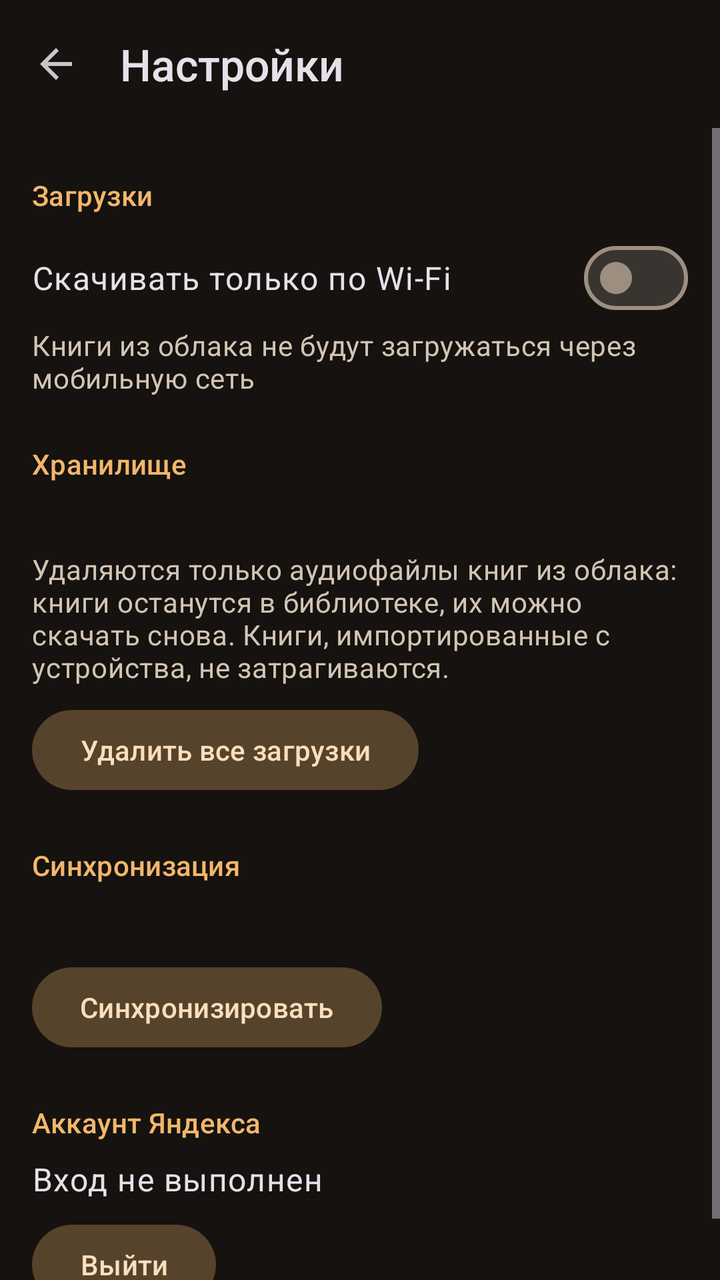
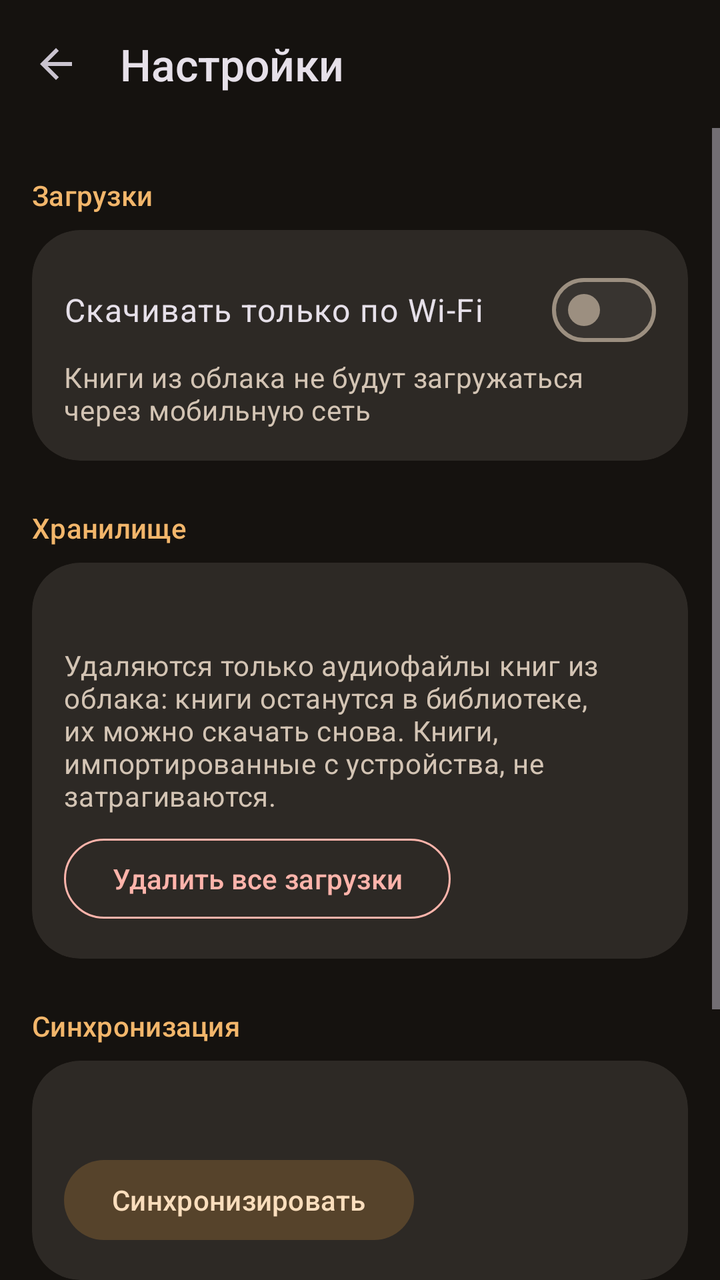

The first picture is an Android layout as it rendered before a commit; the second is the same layout after the commit. The layout source and the unified diff follow.
<!-- AndroidManifest.xml: application theme Theme.AudioBookPlayer -->
<!-- res/layout/activity_settings.xml -->
<?xml version="1.0" encoding="utf-8"?>
<LinearLayout xmlns:android="http://schemas.android.com/apk/res/android"
    xmlns:app="http://schemas.android.com/apk/res-auto"
    xmlns:tools="http://schemas.android.com/tools"
    android:layout_width="match_parent"
    android:layout_height="match_parent"
    android:orientation="vertical">

    <com.google.android.material.appbar.MaterialToolbar
        android:id="@+id/toolbar"
        android:layout_width="match_parent"
        android:layout_height="?attr/actionBarSize"
        app:navigationContentDescription="@string/book_back"
        app:navigationIcon="@drawable/ic_arrow_back"
        app:title="@string/settings_title" />

    <ScrollView
        android:layout_width="match_parent"
        android:layout_height="0dp"
        android:layout_weight="1">

        <LinearLayout
            android:layout_width="match_parent"
            android:layout_height="wrap_content"
            android:orientation="vertical"
            android:paddingHorizontal="16dp"
            android:paddingBottom="16dp">

            <TextView
                style="@style/SettingsSection"
                android:accessibilityHeading="true"
                android:text="@string/settings_downloads"
                tools:targetApi="p" />

            <com.google.android.material.materialswitch.MaterialSwitch
                android:id="@+id/wifiOnly"
                android:layout_width="match_parent"
                android:layout_height="wrap_content"
                android:minHeight="48dp"
                android:text="@string/settings_wifi_only"
                android:textAppearance="?attr/textAppearanceBodyLarge" />

            <TextView
                android:layout_width="match_parent"
                android:layout_height="wrap_content"
                android:text="@string/settings_wifi_only_summary"
                android:textAppearance="?attr/textAppearanceBodyMedium"
                android:textColor="?attr/colorOnSurfaceVariant" />

            <TextView
                style="@style/SettingsSection"
                android:accessibilityHeading="true"
                android:text="@string/settings_storage"
                tools:targetApi="p" />

            <TextView
                android:id="@+id/storageUsed"
                android:layout_width="match_parent"
                android:layout_height="wrap_content"
                android:textAppearance="?attr/textAppearanceBodyLarge" />

            <TextView
                android:layout_width="match_parent"
                android:layout_height="wrap_content"
                android:layout_marginTop="4dp"
                android:text="@string/settings_storage_hint"
                android:textAppearance="?attr/textAppearanceBodyMedium"
                android:textColor="?attr/colorOnSurfaceVariant" />

            <com.google.android.material.button.MaterialButton
                android:id="@+id/removeDownloads"
                style="@style/Widget.Material3.Button.TonalButton"
                android:layout_width="wrap_content"
                android:layout_height="wrap_content"
                android:layout_marginTop="8dp"
                android:text="@string/settings_remove_downloads" />

            <TextView
                style="@style/SettingsSection"
                android:accessibilityHeading="true"
                android:text="@string/settings_sync"
                tools:targetApi="p" />

            <TextView
                android:id="@+id/lastSync"
                android:layout_width="match_parent"
                android:layout_height="wrap_content"
                android:textAppearance="?attr/textAppearanceBodyLarge" />

            <com.google.android.material.button.MaterialButton
                android:id="@+id/syncNow"
                style="@style/Widget.Material3.Button.TonalButton"
                android:layout_width="wrap_content"
                android:layout_height="wrap_content"
                android:layout_marginTop="8dp"
                android:text="@string/settings_sync_now" />

            <TextView
                style="@style/SettingsSection"
                android:accessibilityHeading="true"
                android:text="@string/settings_account"
                tools:targetApi="p" />

            <TextView
                android:id="@+id/account"
                android:layout_width="match_parent"
                android:layout_height="wrap_content"
                android:text="@string/settings_account_signed_out"
                android:textAppearance="?attr/textAppearanceBodyLarge" />

            <com.google.android.material.button.MaterialButton
                android:id="@+id/signOut"
                style="@style/Widget.Material3.Button.TonalButton"
                android:layout_width="wrap_content"
                android:layout_height="wrap_content"
                android:layout_marginTop="8dp"
                android:text="@string/settings_sign_out" />
        </LinearLayout>
    </ScrollView>
</LinearLayout>
<!-- resources referenced by this layout -->
<resources>
  <string name="book_back">Назад</string>
  <string name="settings_account">Аккаунт Яндекса</string>
  <string name="settings_account_signed_out">Вход не выполнен</string>
  <string name="settings_downloads">Загрузки</string>
  <string name="settings_remove_downloads">Удалить все загрузки</string>
  <string name="settings_sign_out">Выйти</string>
  <string name="settings_storage">Хранилище</string>
  <string name="settings_storage_hint">Удаляются только аудиофайлы книг из облака: книги останутся в библиотеке, их можно скачать снова. Книги, импортированные с устройства, не затрагиваются.</string>
  <string name="settings_sync">Синхронизация</string>
  <string name="settings_sync_now">Синхронизировать</string>
  <string name="settings_title">Настройки</string>
  <string name="settings_wifi_only">Скачивать только по Wi-Fi</string>
  <string name="settings_wifi_only_summary">Книги из облака не будут загружаться через мобильную сеть</string>
  <dimen name="space_24">24dp</dimen>
  <dimen name="space_8">8dp</dimen>
  <color name="abl_primary">#F2B66B</color>
  <color name="abl_on_primary">#412A00</color>
  <color name="abl_primary_container">#5E4010</color>
  <color name="abl_on_primary_container">#FFDDB0</color>
  <color name="abl_secondary">#DDC3A3</color>
  <color name="abl_on_secondary">#3E2D16</color>
  <color name="abl_secondary_container">#56432B</color>
  <color name="abl_on_secondary_container">#FADEBD</color>
  <color name="abl_tertiary">#B3CFA3</color>
  <color name="abl_on_tertiary">#1F3716</color>
  <color name="abl_tertiary_container">#364E2B</color>
  <color name="abl_on_tertiary_container">#CFEBBD</color>
  <color name="abl_error">#FFB4AB</color>
  <color name="abl_on_error">#690005</color>
  <color name="abl_error_container">#93000A</color>
  <color name="abl_on_error_container">#FFDAD6</color>
  <color name="abl_surface">#15120F</color>
  <color name="abl_on_surface">#EAE1D9</color>
  <color name="abl_surface_container_highest">#383430</color>
  <color name="abl_on_surface_variant">#D3C4B4</color>
  <color name="abl_surface_dim">#15120F</color>
  <color name="abl_surface_bright">#3C3834</color>
  <color name="abl_surface_container_lowest">#100D0A</color>
  <color name="abl_surface_container_low">#1E1B17</color>
  <color name="abl_surface_container">#221F1B</color>
  <color name="abl_surface_container_high">#2D2925</color>
  <color name="abl_outline">#9C8F80</color>
  <color name="abl_outline_variant">#4F4539</color>
  <style name="ShapeAppearance.Abl.Small" parent="">
          <item name="cornerFamily">rounded</item>
          <item name="cornerSize">@dimen/radius_small</item>
      </style>
  <style name="ShapeAppearance.Abl.Medium" parent="">
          <item name="cornerFamily">rounded</item>
          <item name="cornerSize">@dimen/radius_medium</item>
      </style>
  <style name="ShapeAppearance.Abl.Large" parent="">
          <item name="cornerFamily">rounded</item>
          <item name="cornerSize">@dimen/radius_large</item>
      </style>
  <style name="TextAppearance.Abl.TitleLarge" parent="TextAppearance.Material3.TitleLarge">
          <item name="fontFamily">sans-serif-medium</item>
          <item name="android:fontFamily">sans-serif-medium</item>
      </style>
  <dimen name="radius_small">12dp</dimen>
  <dimen name="radius_medium">16dp</dimen>
  <dimen name="radius_large">24dp</dimen>
  <!-- unchanged entries left out for length: 5 -->
</resources>

<!-- the commit's change to res/layout/activity_settings.xml (unified diff, before → after) -->
@@ -32,20 +32,33 @@
                 android:text="@string/settings_downloads"
                 tools:targetApi="p" />
 
-            <com.google.android.material.materialswitch.MaterialSwitch
-                android:id="@+id/wifiOnly"
+            <com.google.android.material.card.MaterialCardView
+                style="@style/Widget.Abl.Card"
                 android:layout_width="match_parent"
-                android:layout_height="wrap_content"
-                android:minHeight="48dp"
-                android:text="@string/settings_wifi_only"
-                android:textAppearance="?attr/textAppearanceBodyLarge" />
+                android:layout_height="wrap_content">
 
-            <TextView
-                android:layout_width="match_parent"
-                android:layout_height="wrap_content"
-                android:text="@string/settings_wifi_only_summary"
-                android:textAppearance="?attr/textAppearanceBodyMedium"
-                android:textColor="?attr/colorOnSurfaceVariant" />
+                <LinearLayout
+                    android:layout_width="match_parent"
+                    android:layout_height="wrap_content"
+                    android:orientation="vertical"
+                    android:padding="16dp">
+
+                    <com.google.android.material.materialswitch.MaterialSwitch
+                        android:id="@+id/wifiOnly"
+                        android:layout_width="match_parent"
+                        android:layout_height="wrap_content"
+                        android:minHeight="48dp"
+                        android:text="@string/settings_wifi_only"
+                        android:textAppearance="?attr/textAppearanceBodyLarge" />
+
+                    <TextView
+                        android:layout_width="match_parent"
+                        android:layout_height="wrap_content"
+                        android:text="@string/settings_wifi_only_summary"
+                        android:textAppearance="?attr/textAppearanceBodyMedium"
+                        android:textColor="?attr/colorOnSurfaceVariant" />
+                </LinearLayout>
+            </com.google.android.material.card.MaterialCardView>
 
             <TextView
                 style="@style/SettingsSection"
@@ -53,27 +66,40 @@
                 android:text="@string/settings_storage"
                 tools:targetApi="p" />
 
-            <TextView
-                android:id="@+id/storageUsed"
+            <com.google.android.material.card.MaterialCardView
+                style="@style/Widget.Abl.Card"
                 android:layout_width="match_parent"
-                android:layout_height="wrap_content"
-                android:textAppearance="?attr/textAppearanceBodyLarge" />
+                android:layout_height="wrap_content">
 
-            <TextView
-                android:layout_width="match_parent"
-                android:layout_height="wrap_content"
-                android:layout_marginTop="4dp"
-                android:text="@string/settings_storage_hint"
-                android:textAppearance="?attr/textAppearanceBodyMedium"
-                android:textColor="?attr/colorOnSurfaceVariant" />
+                <LinearLayout
+                    android:layout_width="match_parent"
+                    android:layout_height="wrap_content"
+                    android:orientation="vertical"
+                    android:padding="16dp">
 
-            <com.google.android.material.button.MaterialButton
-                android:id="@+id/removeDownloads"
-                style="@style/Widget.Material3.Button.TonalButton"
-                android:layout_width="wrap_content"
-                android:layout_height="wrap_content"
-                android:layout_marginTop="8dp"
-                android:text="@string/settings_remove_downloads" />
+                    <TextView
+                        android:id="@+id/storageUsed"
+                        android:layout_width="match_parent"
+                        android:layout_height="wrap_content"
+                        android:textAppearance="?attr/textAppearanceBodyLarge" />
+
+                    <TextView
+                        android:layout_width="match_parent"
+                        android:layout_height="wrap_content"
+                        android:layout_marginTop="4dp"
+                        android:text="@string/settings_storage_hint"
+                        android:textAppearance="?attr/textAppearanceBodyMedium"
+                        android:textColor="?attr/colorOnSurfaceVariant" />
+
+                    <com.google.android.material.button.MaterialButton
+                        android:id="@+id/removeDownloads"
+                        style="@style/Widget.Abl.Button.Danger"
+                        android:layout_width="wrap_content"
+                        android:layout_height="wrap_content"
+                        android:layout_marginTop="8dp"
+                        android:text="@string/settings_remove_downloads" />
+                </LinearLayout>
+            </com.google.android.material.card.MaterialCardView>
 
             <TextView
                 style="@style/SettingsSection"
@@ -81,19 +107,32 @@
                 android:text="@string/settings_sync"
                 tools:targetApi="p" />
 
-            <TextView
-                android:id="@+id/lastSync"
+            <com.google.android.material.card.MaterialCardView
+                style="@style/Widget.Abl.Card"
                 android:layout_width="match_parent"
-                android:layout_height="wrap_content"
-                android:textAppearance="?attr/textAppearanceBodyLarge" />
+                android:layout_height="wrap_content">
 
-            <com.google.android.material.button.MaterialButton
-                android:id="@+id/syncNow"
-                style="@style/Widget.Material3.Button.TonalButton"
-                android:layout_width="wrap_content"
-                android:layout_height="wrap_content"
-                android:layout_marginTop="8dp"
-                android:text="@string/settings_sync_now" />
+                <LinearLayout
+                    android:layout_width="match_parent"
+                    android:layout_height="wrap_content"
+                    android:orientation="vertical"
+                    android:padding="16dp">
+
+                    <TextView
+                        android:id="@+id/lastSync"
+                        android:layout_width="match_parent"
+                        android:layout_height="wrap_content"
+                        android:textAppearance="?attr/textAppearanceBodyLarge" />
+
+                    <com.google.android.material.button.MaterialButton
+                        android:id="@+id/syncNow"
+                        style="@style/Widget.Material3.Button.TonalButton"
+                        android:layout_width="wrap_content"
+                        android:layout_height="wrap_content"
+                        android:layout_marginTop="8dp"
+                        android:text="@string/settings_sync_now" />
+                </LinearLayout>
+            </com.google.android.material.card.MaterialCardView>
 
             <TextView
                 style="@style/SettingsSection"
@@ -101,20 +140,33 @@
                 android:text="@string/settings_account"
                 tools:targetApi="p" />
 
-            <TextView
-                android:id="@+id/account"
+            <com.google.android.material.card.MaterialCardView
+                style="@style/Widget.Abl.Card"
                 android:layout_width="match_parent"
-                android:layout_height="wrap_content"
-                android:text="@string/settings_account_signed_out"
-                android:textAppearance="?attr/textAppearanceBodyLarge" />
+                android:layout_height="wrap_content">
 
-            <com.google.android.material.button.MaterialButton
-                android:id="@+id/signOut"
-                style="@style/Widget.Material3.Button.TonalButton"
-                android:layout_width="wrap_content"
-                android:layout_height="wrap_content"
-                android:layout_marginTop="8dp"
-                android:text="@string/settings_sign_out" />
+                <LinearLayout
+                    android:layout_width="match_parent"
+                    android:layout_height="wrap_content"
+                    android:orientation="vertical"
+                    android:padding="16dp">
+
+                    <TextView
+                        android:id="@+id/account"
+                        android:layout_width="match_parent"
+                        android:layout_height="wrap_content"
+                        android:text="@string/settings_account_signed_out"
+                        android:textAppearance="?attr/textAppearanceBodyLarge" />
+
+                    <com.google.android.material.button.MaterialButton
+                        android:id="@+id/signOut"
+                        style="@style/Widget.Abl.Button.Danger"
+                        android:layout_width="wrap_content"
+                        android:layout_height="wrap_content"
+                        android:layout_marginTop="8dp"
+                        android:text="@string/settings_sign_out" />
+                </LinearLayout>
+            </com.google.android.material.card.MaterialCardView>
         </LinearLayout>
     </ScrollView>
 </LinearLayout>
<!-- resource entries referenced after the edit -->
@@ -13,6 +13,15 @@
   <string name="settings_title">Настройки</string>
   <string name="settings_wifi_only">Скачивать только по Wi-Fi</string>
   <string name="settings_wifi_only_summary">Книги из облака не будут загружаться через мобильную сеть</string>
+  <style name="Widget.Abl.Button.Danger" parent="Widget.Material3.Button.OutlinedButton">
+          <item name="android:textColor">?attr/colorError</item>
+          <item name="strokeColor">?attr/colorError</item>
+          <item name="rippleColor">?attr/colorError</item>
+      </style>
+  <style name="Widget.Abl.Card" parent="Widget.Material3.CardView.Filled">
+          <item name="cardBackgroundColor">?attr/colorSurfaceContainerHigh</item>
+          <item name="shapeAppearance">?attr/shapeAppearanceCornerLarge</item>
+      </style>
   <dimen name="space_24">24dp</dimen>
   <dimen name="space_8">8dp</dimen>
   <color name="abl_primary">#F2B66B</color>
